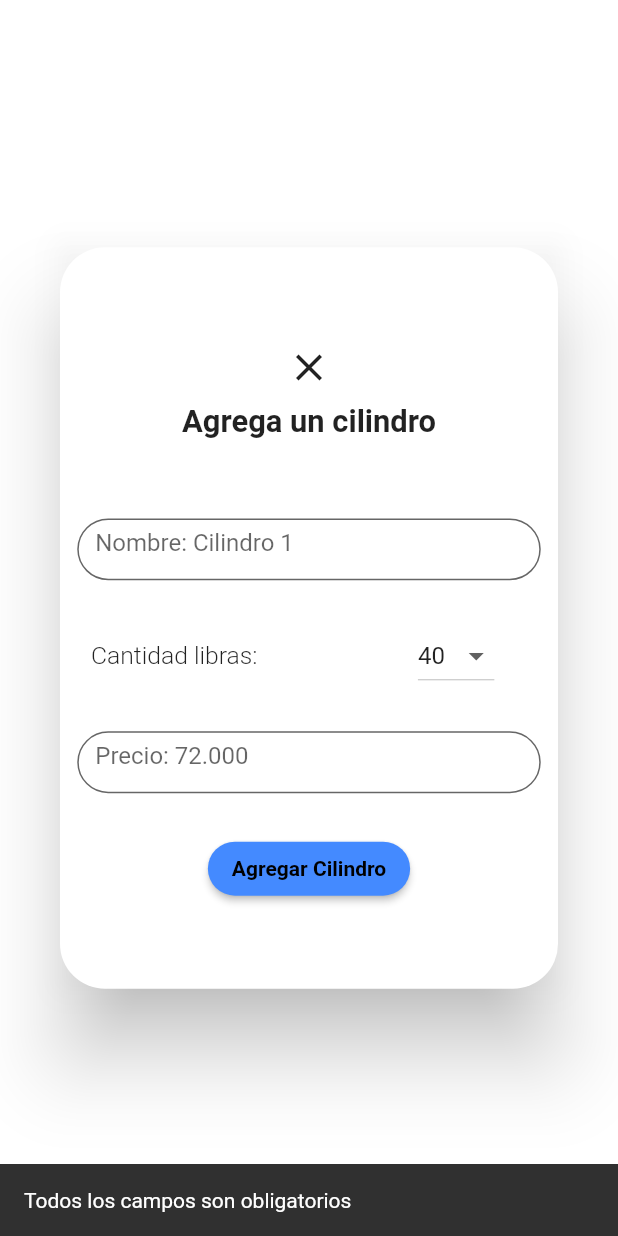
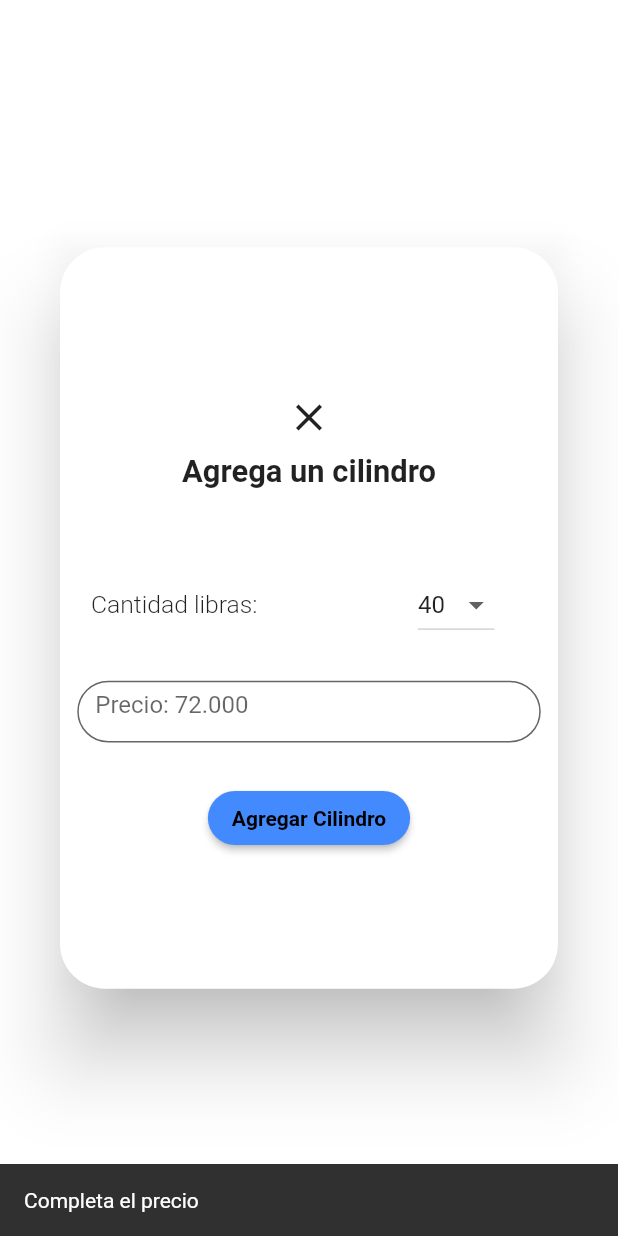
Before and after one commit to MiltonDuvan/state_play, a Flutter app: the CreateCylinder screen opened by its route, after a tap on "Agregar Cilindro", on a phone screen of 412 x 824 dp. Run offline on Flutter 3.47's test engine with Material 2 defaults, Android fonts, the light colour scheme and no system bars; our stand-ins replace get, get_storage, sqflite; accounts and stored records are empty; Roboto replaces fonts that are missing (Averta).

Commit message:
Modificaciones en los metodos, crear editar

```diff
--- a/lib/src/pages/edit_create_cylinder/create_cylinder.dart
+++ b/lib/src/pages/edit_create_cylinder/create_cylinder.dart
@@ -47,22 +47,20 @@ class CreateCylinder extends StatelessWidget {
           ),
           const SpaceHeightForm(),
           const SpaceHeightForm(),
-          TextField(
-            controller: _controller.nameController,
-            decoration: InputDecoration(
-              hintText: 'Nombre: Cilindro 1',
-              constraints: BoxConstraints(
-                  maxHeight: MediaQuery.of(context).size.height * 0.05,
-                  maxWidth: MediaQuery.of(context).size.width * 0.75),
-            ),
-          ),
-          const SpaceHeightForm(),
-          Row(mainAxisAlignment: MainAxisAlignment.start ,
+
+          Row(
+            mainAxisAlignment: MainAxisAlignment.start,
             children: [
               SizedBox(
                 width: MediaQuery.of(context).size.width * 0.05,
               ),
-               Text('Cantidad libras: ', style: TextStyle(fontFamily: ('Averta'), fontSize: MediaQuery.of(context).size.width * 0.04, fontWeight: FontWeight.w300),),
+              Text(
+                'Cantidad libras: ',
+                style: TextStyle(
+                    fontFamily: ('Averta'),
+                    fontSize: MediaQuery.of(context).size.width * 0.04,
+                    fontWeight: FontWeight.w300),
+              ),
               SizedBox(
                 width: MediaQuery.of(context).size.width * 0.25,
               ),
--- a/lib/src/pages/home/home_controller.dart
+++ b/lib/src/pages/home/home_controller.dart
@@ -6,13 +6,17 @@ import 'package:path/path.dart';
 import 'package:state_play/src/pages/edit_create_cylinder/edit_cylinder.dart';
 
 class HomeController extends GetxController {
-  TextEditingController nameController = TextEditingController();
   TextEditingController weightController = TextEditingController();
   TextEditingController priceController = TextEditingController();
   RxInt totalCylinders = 0.obs;
   //DropdownMenuItem
-  RxList<int> weightList = <int>[30, 40, 100].obs;
+  RxList<int> weightList = <int>[10, 30, 40, 100].obs;
   RxInt valueDropdown = 40.obs;
+
+  var editWeight = 0.obs;
+  void updateWeight(int value) {
+    editWeight.value = value;
+  }
 
   @override
   void onInit() {
@@ -24,9 +28,9 @@ class HomeController extends GetxController {
   }
 
   addCylinder() async {
-    if (nameController.text.isEmpty || priceController.text.isEmpty) {
+    if (priceController.text.isEmpty) {
       Get.showSnackbar(const GetSnackBar(
-        message: 'Todos los campos son obligatorios',
+        message: 'Completa el precio',
         duration: Duration(seconds: 4),
       ));
       return;
@@ -39,7 +43,7 @@ class HomeController extends GetxController {
       join(await getDatabasesPath(), 'my_database.db'),
       onCreate: (db, version) {
         return db.execute(
-          'CREATE TABLE cylinders(id INTEGER PRIMARY KEY, name TEXT, weight INTEGER, price DOUBLE)',
+          'CREATE TABLE cylinders(id INTEGER PRIMARY KEY, weight INTEGER, price DOUBLE)',
         );
       },
       version: 1,
@@ -49,7 +53,6 @@ class HomeController extends GetxController {
       await database.insert(
         'cylinders',
         {
-          'name': nameController.text,
           'weight': valueDropdown.value,
           'price': double.parse(priceController.text)
         },
@@ -85,12 +88,8 @@ class HomeController extends GetxController {
 
       final Map<String, dynamic> updatedValues = {};
 
-      if (nameController.text.isNotEmpty) {
-        updatedValues['name'] = nameController.text;
-      }
-      if (weightController.text.isNotEmpty) {
-        updatedValues['weight'] = weightController.text;
-      }
+      updatedValues['weight'] = editWeight.value;
+
       if (priceController.text.isNotEmpty) {
         updatedValues['price'] = double.parse(priceController.text);
       }
--- a/lib/src/widgets/cylinder.dart
+++ b/lib/src/widgets/cylinder.dart
@@ -122,7 +122,6 @@ class CylinderWidget extends StatelessWidget {
                         _controller.editCylinder(cylinder['id']);
                       },
                       cylinderId: cylinder['id'],
-                      cylinderName: cylinder['name'],
                       cylinderWeight: cylinder['weight'],
                       cylinderPrice: cylinder['price']);
                 });
```
Also changed, not shown: lib/src/pages/edit_create_cylinder/edit_cylinder.dart (+40 -22 lines). Lines whose indentation alone changed are shown as unchanged.
